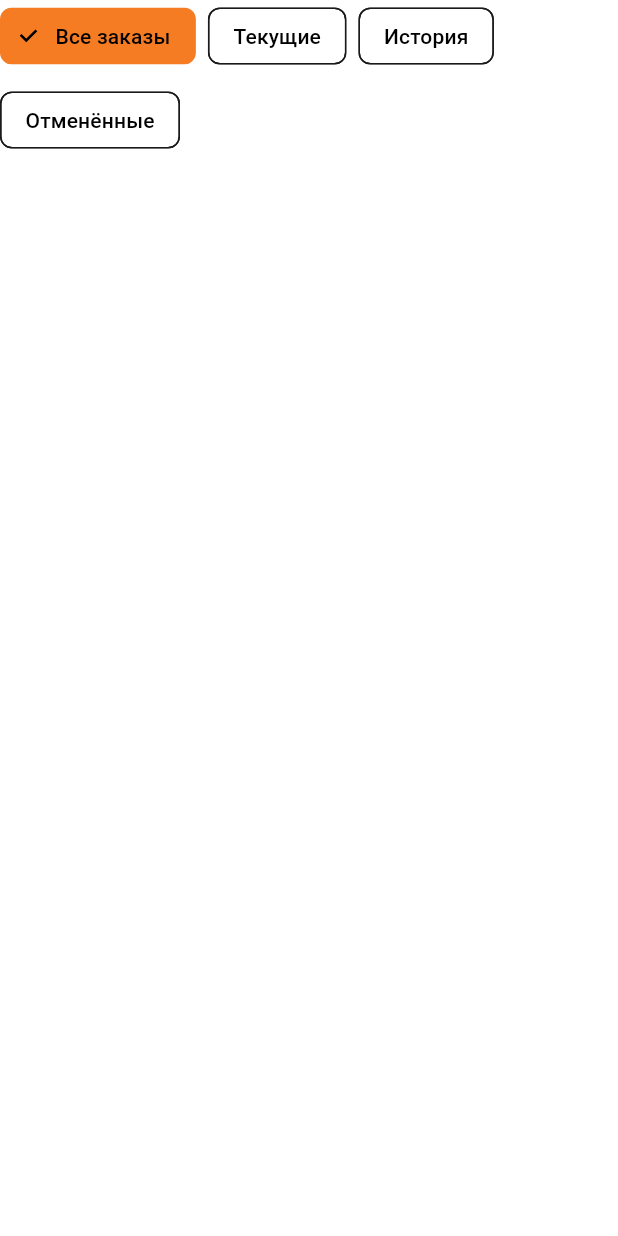
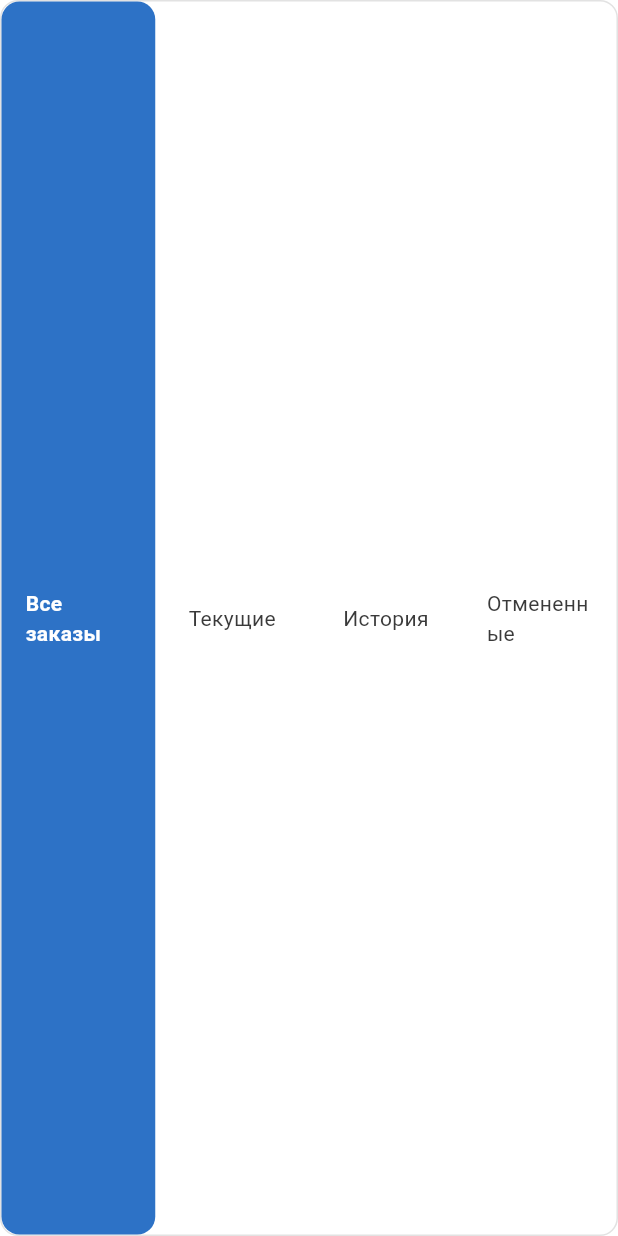
Before and after one commit to Nikitin48/prime_top_front, a Flutter app: the _TabsRow widget shown alone on an empty page, opened directly with empty values, on a phone screen of 412 x 824 dp. Run offline on Flutter 3.47's test engine with Material 3 defaults, Android fonts, the phone set to English and light mode, and no system bars; our stand-ins replace bloc, equatable, flutter_bloc, go_router, shared_preferences; accounts and stored records are empty; network calls fail.

Commit message:
fix order tabs

```diff
--- a/lib/features/admin/presentation/widgets/admin_order_edit_section.dart
+++ b/lib/features/admin/presentation/widgets/admin_order_edit_section.dart
@@ -33,15 +33,12 @@ class _AdminOrderEditSectionState extends State<AdminOrderEditSection> {
     _cancelReasonController.text = widget.order.cancelReason ?? '';
   }
 
-  /// Нормализует статус из русского текста в английский ключ для DropdownButton
   String? _normalizeStatus(String status) {
-    // Если статус уже английский ключ, возвращаем как есть
     const englishKeys = ['created', 'pending', 'processing', 'shipped', 'delivered', 'cancelled'];
     if (englishKeys.contains(status.toLowerCase())) {
       return status.toLowerCase();
     }
 
-    // Маппинг русского текста в английские ключи
     switch (status.toLowerCase()) {
       case 'создан':
         return 'created';
@@ -59,7 +56,6 @@ class _AdminOrderEditSectionState extends State<AdminOrderEditSection> {
       case 'отменено':
         return 'cancelled';
       default:
-        // Если статус не распознан, возвращаем null чтобы показать пустое значение
         return null;
     }
   }
--- a/lib/features/orders/presentation/pages/my_orders_page.dart
+++ b/lib/features/orders/presentation/pages/my_orders_page.dart
@@ -206,32 +206,116 @@ class _TabsRow extends StatelessWidget {
 
   @override
   Widget build(BuildContext context) {
-    final tabs = const [
-      ('all', 'Все заказы'),
-      ('current', 'Текущие'),
-      ('history', 'История'),
-      ('cancelled', 'Отменённые'),
-    ];
-    return Wrap(
-      spacing: 8,
-      runSpacing: 8,
-      children: tabs
-          .map(
-            (tab) => ChoiceChip(
-              label: Text(tab.$2),
-              selected: state.tab == tab.$1,
-              onSelected: (_) {
+    final theme = Theme.of(context);
+    final isDark = theme.brightness == Brightness.dark;
+
+    return Container(
+      decoration: BoxDecoration(
+        color: isDark ? ColorName.darkThemeCardBackground : ColorName.cardBackground,
+        borderRadius: BorderRadius.circular(12),
+        border: Border.all(color: isDark ? ColorName.darkThemeBorderSoft : ColorName.borderSoft),
+      ),
+      child: Row(
+        children: [
+          _TabButton(
+            label: 'Все заказы',
+            isActive: state.tab == 'all',
+            onTap: () {
               final cubit = context.read<OrdersCubit>();
               cubit.loadOrders(
-                  tab: tab.$1,
+                tab: 'all',
                 status: null,
                 offset: 0,
                 limit: 9999,
               );
             },
           ),
-          )
-          .toList(),
+          _TabButton(
+            label: 'Текущие',
+            isActive: state.tab == 'current',
+            onTap: () {
+              final cubit = context.read<OrdersCubit>();
+              cubit.loadOrders(
+                tab: 'current',
+                status: null,
+                offset: 0,
+                limit: 9999,
+              );
+            },
+          ),
+          _TabButton(
+            label: 'История',
+            isActive: state.tab == 'history',
+            onTap: () {
+              final cubit = context.read<OrdersCubit>();
+              cubit.loadOrders(
+                tab: 'history',
+                status: null,
+                offset: 0,
+                limit: 9999,
+              );
+            },
+          ),
+          _TabButton(
+            label: 'Отмененные',
+            isActive: state.tab == 'cancelled',
+            onTap: () {
+              final cubit = context.read<OrdersCubit>();
+              cubit.loadOrders(
+                tab: 'cancelled',
+                status: null,
+                offset: 0,
+                limit: 9999,
+              );
+            },
+          ),
+        ],
+      ),
+    );
+  }
+}
+
+class _TabButton extends StatelessWidget {
+  const _TabButton({
+    required this.label,
+    required this.isActive,
+    required this.onTap,
+  });
+
+  final String label;
+  final bool isActive;
+  final VoidCallback onTap;
+
+  @override
+  Widget build(BuildContext context) {
+    final theme = Theme.of(context);
+    final isDark = theme.brightness == Brightness.dark;
+
+    return Expanded(
+      child: InkWell(
+        onTap: onTap,
+        borderRadius: BorderRadius.circular(12),
+        child: Container(
+          padding: const EdgeInsets.symmetric(vertical: 12, horizontal: 16),
+          decoration: BoxDecoration(
+            color: isActive
+                ? (isDark ? ColorName.darkThemePrimary : ColorName.primary)
+                : Colors.transparent,
+            borderRadius: BorderRadius.circular(12),
+          ),
+          child: Center(
+            child: Text(
+              label,
+              style: theme.textTheme.bodyMedium?.copyWith(
+                color: isActive
+                    ? Colors.white
+                    : (isDark ? ColorName.darkThemeTextSecondary : ColorName.textSecondary),
+                fontWeight: isActive ? FontWeight.w600 : FontWeight.normal,
+              ),
+            ),
+          ),
+        ),
+      ),
     );
   }
 }
--- a/lib/features/orders/presentation/widgets/order_items_section.dart
+++ b/lib/features/orders/presentation/widgets/order_items_section.dart
@@ -22,7 +22,6 @@ class OrderItemsSection extends StatelessWidget {
     final theme = Theme.of(context);
     final isDark = theme.brightness == Brightness.dark;
 
-    // Если позиций 0, не показываем блок
     if (items.isEmpty) {
       return const SizedBox.shrink();
     }
--- a/lib/features/orders/presentation/widgets/orders_summary_section.dart
+++ b/lib/features/orders/presentation/widgets/orders_summary_section.dart
@@ -57,10 +57,8 @@ class OrdersSummarySection extends StatelessWidget {
       return const SizedBox.shrink();
     }
 
-    // Фильтруем элементы с нулевым количеством позиций
     final itemsWithQuantity = summary.where((item) => item.totalQuantity > 0).toList();
 
-    // Если все позиции равны 0, не показываем блок
     if (itemsWithQuantity.isEmpty) {
       return const SizedBox.shrink();
     }
```
Lines whose indentation alone changed are shown as unchanged.
